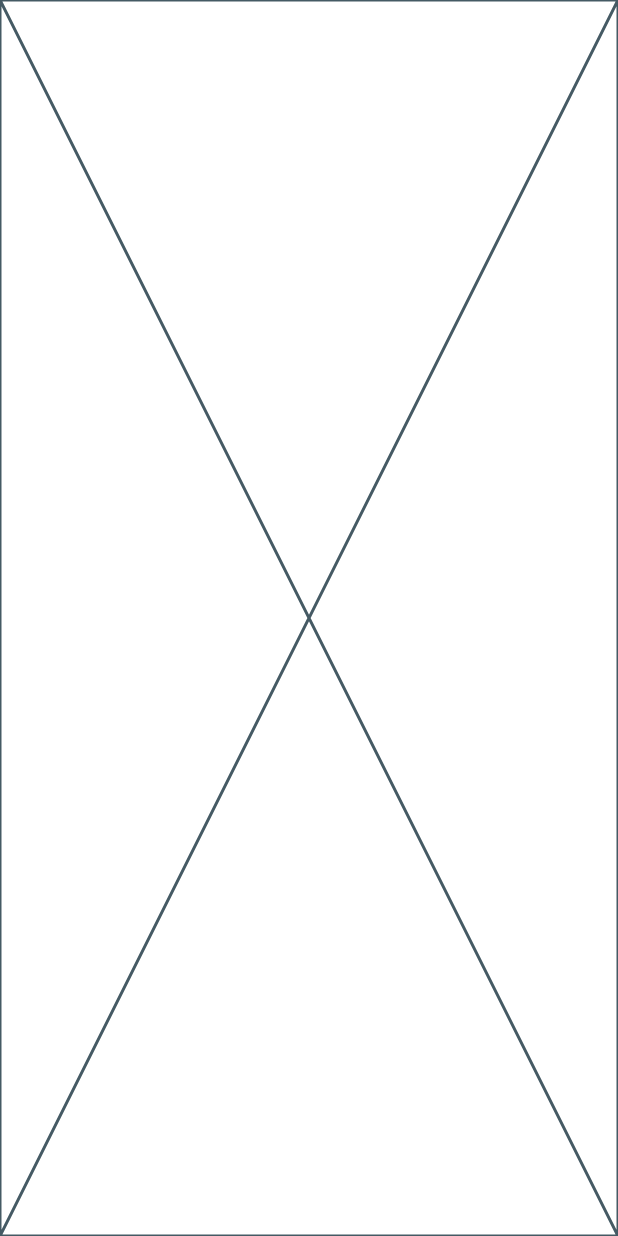
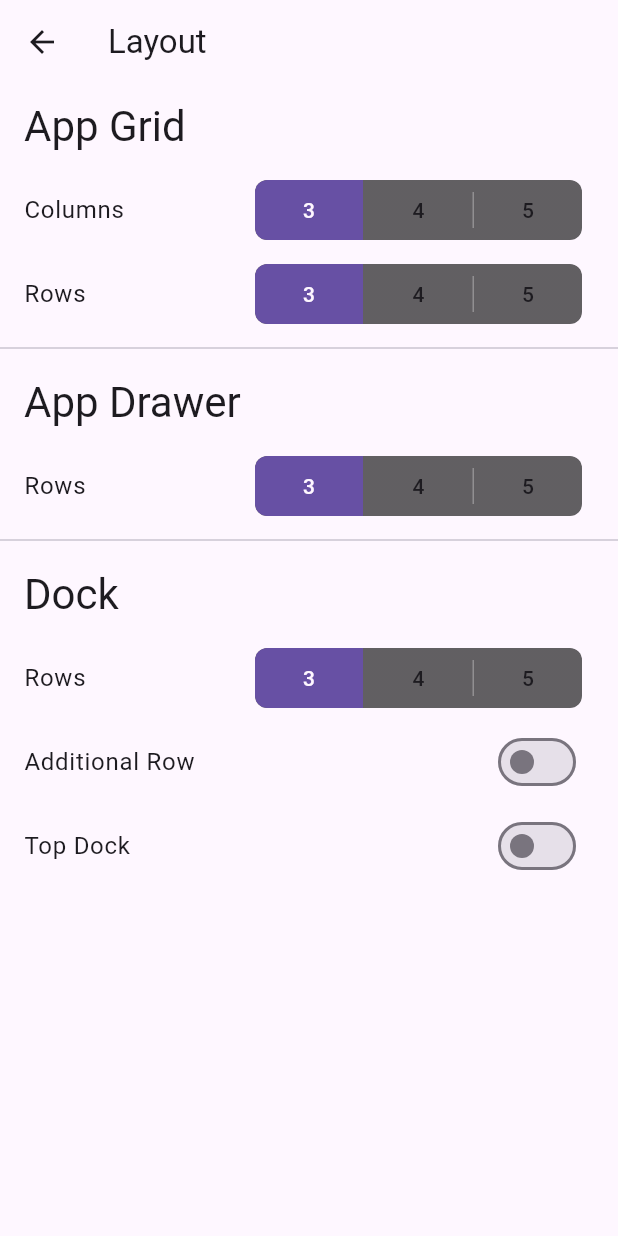
Before and after one commit to joelpaulkoch/schildpad, a Flutter app: the SettingsScreen screen opened by its route, after a tap on "Layout", on a phone screen of 412 x 824 dp. Run offline on Flutter 3.47's test engine with Material 2 defaults, Android fonts, the phone set to English and light mode, and no system bars; drawn by our look-alikes of toggle_switch; our stand-ins replace backdrop, equatable, flutter_riverpod, flutter_svg, go_router, isar and 1 more; missing offline and left inert: android_intent_plus; accounts and stored records are empty; generated files the repository leaves out were written again.

Commit message:
design layout settings

```diff
--- a/lib/l10n/app_de.arb
+++ b/lib/l10n/app_de.arb
@@ -1,5 +1,6 @@
 {
     "settingsTitle": "Einstellungen",
+    "layoutSettingsTitle": "Layout",
     "widgetsTitle": "Widgets",
     "contactListTile": "Kontakt",
     "layoutListTile": "Layout",
@@ -7,5 +8,12 @@
     "resetConfirmationDialogTitle": "Zurücksetzen?",
     "resetConfirmationDialogText": "Ganz sicher?",
     "resetConfirmationDialogConfirmButton": "Zurücksetzen",
-    "resetConfirmationDialogCancelButton": "Abbrechen"
+    "resetConfirmationDialogCancelButton": "Abbrechen",
+    "appGridListTile": "Raster",
+    "columns": "Spalten",
+    "rows": "Reihen",
+    "appDrawer": "App Ansicht",
+    "dock": "Dock",
+    "additionalRow": "Zusätzliche Reihe",
+    "topDock": "Dock oben"
 }
--- a/lib/l10n/app_en.arb
+++ b/lib/l10n/app_en.arb
@@ -2,6 +2,10 @@
     "settingsTitle": "Settings",
     "@settingsTitle": {
       "description": "Title of the settings screen"
+    },
+    "layoutSettingsTitle": "Layout",
+    "@layoutSettingsTitle": {
+      "description": "Title of the layout settings screen"
     },
     "widgetsTitle": "Widgets",
     "@widgetsTitle":{
@@ -34,5 +38,33 @@
     "resetConfirmationDialogCancelButton": "Cancel",
     "@resetConfirmationDialogCancelButton": {
       "description": "Text of cancel button in the confirmation dialog to reset the app"
+    },
+    "appGridListTile": "App Grid",
+    "@appGridListTile": {
+      "description": "Text on app grid list tile"
+    },
+    "columns": "Columns",
+    "@columns": {
+      "description": "Columns"
+    },
+    "rows": "Rows",
+    "@rows": {
+      "description": "Rows"
+    },
+    "appDrawer": "App Drawer",
+    "@appDrawer": {
+      "description": "App Drawer"
+    },
+    "dock": "Dock",
+    "@dock": {
+      "description": "Dock"
+    },
+    "additionalRow": "Additional Row",
+    "@additionalRow": {
+      "description": "Additional Row"
+    },
+    "topDock": "Top Dock",
+    "@topDock": {
+      "description": "Top Dock"
     }
 }
--- /dev/null
+++ b/lib/settings/layout_settings.dart
@@ -0,0 +1,151 @@
+import 'package:flutter/material.dart';
+import 'package:flutter_gen/gen_l10n/app_localizations.dart';
+import 'package:toggle_switch/toggle_switch.dart';
+
+class AppGridHeadingListTile extends StatelessWidget {
+  const AppGridHeadingListTile({
+    Key? key,
+  }) : super(key: key);
+
+  @override
+  Widget build(BuildContext context) {
+    return ListTile(
+      title: Text(
+        AppLocalizations.of(context)!.appGridListTile,
+        style: Theme.of(context).textTheme.headlineMedium,
+      ),
+    );
+  }
+}
+
+class AppGridColumnsListTile extends StatelessWidget {
+  const AppGridColumnsListTile({
+    Key? key,
+  }) : super(key: key);
+
+  @override
+  Widget build(BuildContext context) {
+    return ListTile(
+        title: Text(AppLocalizations.of(context)!.columns),
+        trailing: ToggleSwitch(
+          initialLabelIndex: 0,
+          totalSwitches: 3,
+          labels: const ['3', '4', '5'],
+          onToggle: (index) {},
+        ));
+  }
+}
+
+class AppGridRowsListTile extends StatelessWidget {
+  const AppGridRowsListTile({
+    Key? key,
+  }) : super(key: key);
+
+  @override
+  Widget build(BuildContext context) {
+    return ListTile(
+        title: Text(AppLocalizations.of(context)!.rows),
+        trailing: ToggleSwitch(
+          initialLabelIndex: 0,
+          totalSwitches: 3,
+          labels: const ['3', '4', '5'],
+          onToggle: (index) {},
+        ));
+  }
+}
+
+class AppDrawerHeadingListTile extends StatelessWidget {
+  const AppDrawerHeadingListTile({
+    Key? key,
+  }) : super(key: key);
+
+  @override
+  Widget build(BuildContext context) {
+    return ListTile(
+      title: Text(
+        AppLocalizations.of(context)!.appDrawer,
+        style: Theme.of(context).textTheme.headlineMedium,
+      ),
+    );
+  }
+}
+
+class AppDrawerRowsListTile extends StatelessWidget {
+  const AppDrawerRowsListTile({
+    Key? key,
+  }) : super(key: key);
+
+  @override
+  Widget build(BuildContext context) {
+    return ListTile(
+        title: Text(AppLocalizations.of(context)!.rows),
+        trailing: ToggleSwitch(
+          initialLabelIndex: 0,
+          totalSwitches: 3,
+          labels: const ['3', '4', '5'],
+          onToggle: (index) {},
+        ));
+  }
+}
+
+class DockHeadingListTile extends StatelessWidget {
+  const DockHeadingListTile({
+    Key? key,
+  }) : super(key: key);
+
+  @override
+  Widget build(BuildContext context) {
+    return ListTile(
+      title: Text(
+        AppLocalizations.of(context)!.dock,
+        style: Theme.of(context).textTheme.headlineMedium,
+      ),
+    );
+  }
+}
+
+class DockRowsListTile extends StatelessWidget {
+  const DockRowsListTile({
+    Key? key,
+  }) : super(key: key);
+
+  @override
+  Widget build(BuildContext context) {
+    return ListTile(
+        title: Text(AppLocalizations.of(context)!.rows),
+        trailing: ToggleSwitch(
+          initialLabelIndex: 0,
+          totalSwitches: 3,
+          labels: const ['3', '4', '5'],
+          onToggle: (index) {},
+        ));
+  }
+}
+
+class DockAdditionalRowListTile extends StatelessWidget {
+  const DockAdditionalRowListTile({
+    Key? key,
+  }) : super(key: key);
+
+  @override
+  Widget build(BuildContext context) {
+    return SwitchListTile(
+        title: Text(AppLocalizations.of(context)!.additionalRow),
+        value: false,
+        onChanged: (_) {});
+  }
+}
+
+class DockTopListTile extends StatelessWidget {
+  const DockTopListTile({
+    Key? key,
+  }) : super(key: key);
+
+  @override
+  Widget build(BuildContext context) {
+    return SwitchListTile(
+        title: Text(AppLocalizations.of(context)!.topDock),
+        value: false,
+        onChanged: (_) {});
+  }
+}
--- a/lib/settings/layout_settings_screen.dart
+++ b/lib/settings/layout_settings_screen.dart
@@ -1,4 +1,7 @@
 import 'package:flutter/material.dart';
+import 'package:flutter_gen/gen_l10n/app_localizations.dart';
+import 'package:schildpad/settings/layout_settings.dart';
+import 'package:schildpad/theme/theme.dart';
 
 class LayoutSettingsScreen extends StatelessWidget {
   const LayoutSettingsScreen({Key? key}) : super(key: key);
@@ -7,6 +10,26 @@ class LayoutSettingsScreen extends StatelessWidget {
 
   @override
   Widget build(BuildContext context) {
-    return const Placeholder();
+    return Scaffold(
+      appBar: AppBar(
+        title: Text(AppLocalizations.of(context)!.layoutSettingsTitle),
+        systemOverlayStyle: schildpadSystemUiOverlayStyle,
+      ),
+      body: ListView(
+        children: const [
+          AppGridHeadingListTile(),
+          AppGridColumnsListTile(),
+          AppGridRowsListTile(),
+          Divider(),
+          AppDrawerHeadingListTile(),
+          AppDrawerRowsListTile(),
+          Divider(),
+          DockHeadingListTile(),
+          DockRowsListTile(),
+          DockAdditionalRowListTile(),
+          DockTopListTile(),
+        ],
+      ),
+    );
   }
 }
--- a/lib/settings/settings.dart
+++ b/lib/settings/settings.dart
@@ -26,13 +26,13 @@ class SettingsIconButton extends StatelessWidget {
   }
 }
 
-class LayoutListTile extends ConsumerWidget {
+class LayoutListTile extends StatelessWidget {
   const LayoutListTile({
     Key? key,
   }) : super(key: key);
 
   @override
-  Widget build(BuildContext context, WidgetRef ref) {
+  Widget build(BuildContext context) {
     return ListTile(
       leading: const Icon(Icons.grid_view_rounded),
       title: Text(AppLocalizations.of(context)!.layoutListTile),
--- a/pubspec.yaml
+++ b/pubspec.yaml
@@ -26,6 +26,7 @@ dependencies:
   url_launcher: ^6.1.6
   isar: ^3.0.5
   isar_flutter_libs: ^3.0.5
+  toggle_switch: ^2.0.1
 
 dev_dependencies:
   integration_test:
```
Also changed, not shown: 1 other file.
